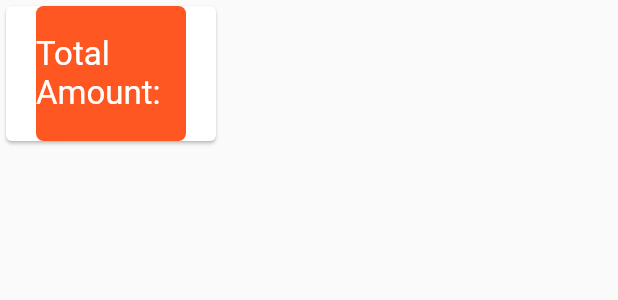
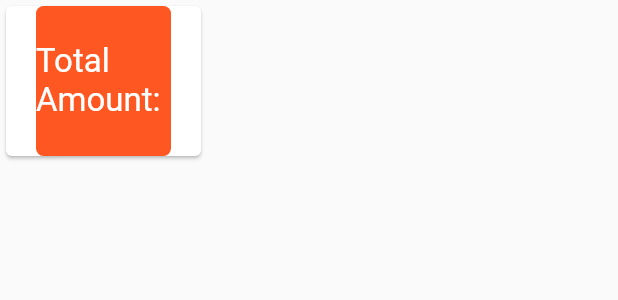
Before and after one commit to Sounmay/RCFlutterApp, a Flutter app: the OrderCard widget shown alone on an empty page, opened directly, on a phone screen of 412 x 824 dp. Shown: the top 300 px of the screen. Run offline on Flutter 3.47's test engine with Material 2 defaults, Android fonts, the phone set to English and light mode, and no system bars; our stand-ins replace carousel_pro, cloud_firestore, firebase_auth, table_calendar; accounts and stored records are empty.

Commit message:
Eleventh commit. Changes in cart

```diff
--- a/lib/pages/Cart.dart
+++ b/lib/pages/Cart.dart
@@ -19,7 +19,7 @@ class _CartState extends State<Cart> {
         scrollDirection: Axis.vertical,
         children: <Widget>[
           SizedBox(height: 30),
-          // OrderCard(),
+          OrderCard(),
       ],
     ),
     );
--- a/lib/pages/order_card.dart
+++ b/lib/pages/order_card.dart
@@ -8,12 +8,11 @@ class OrderCard extends StatefulWidget {
 class _OrderCardState extends State<OrderCard> {
   @override
   Widget build(BuildContext context) {
-    return Scaffold(
-      body:
+    return
           Card(
-            child: Container(
-              height: 90.0,
-              width: 100.0,
+            child: new Container(
+              height: 100.0,
+              width: 90.0,
               margin: new EdgeInsets.only(left: 20.0, right:20.0),
               decoration: BoxDecoration(
                 color: Colors.deepOrange,
@@ -26,7 +25,6 @@ class _OrderCardState extends State<OrderCard> {
                     )
                 )
             ),
-          ),
           );
   }
 }
```
Lines whose indentation alone changed are shown as unchanged.
